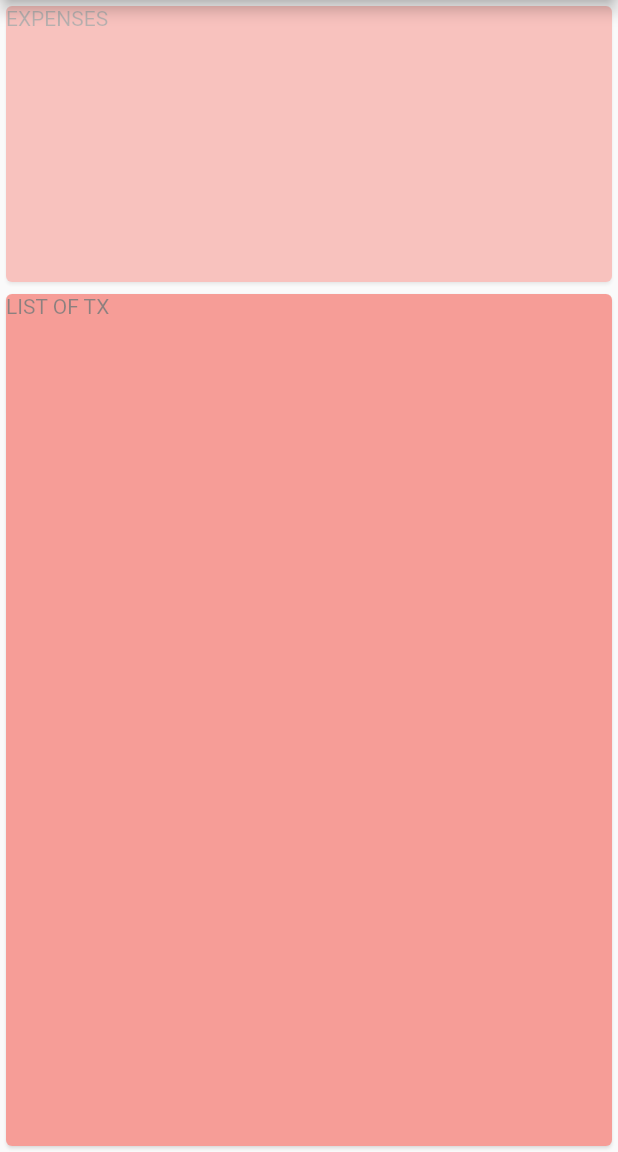
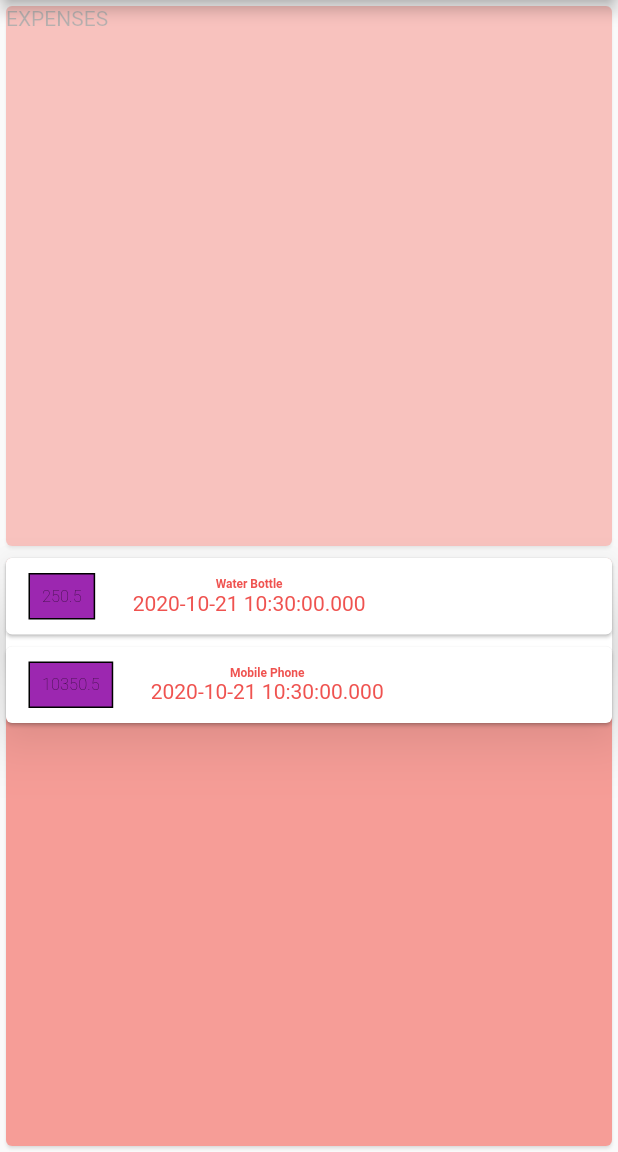
Before and after one commit to Muskan4010/Expense-Tracker, a Flutter app: the screen it shows after launch, on a phone screen of 412 x 824 dp, the part 84-1236 px from its top. Run offline on Flutter 3.47's test engine with Material 2 defaults, Android fonts, the phone set to English and light mode, and no system bars.

Commit message:
more styling

```diff
--- a/lib/main.dart
+++ b/lib/main.dart
@@ -1,3 +1,5 @@
+import 'dart:ui';
+
 import 'package:flutter/material.dart';
 import './transaction.dart';
 
@@ -34,6 +36,10 @@ class _MyHomePageState extends State<MyHomePage> {
     Transaction(
         id: 't2', title: 'Mobile Phone', amount: 10350.50, date: DateTime.now())
   ];
+  void check() {
+    print(DateTime.now());
+  }
+
   @override
   Widget build(BuildContext context) {
     return Scaffold(
@@ -44,6 +50,7 @@ class _MyHomePageState extends State<MyHomePage> {
       body: Column(
         children: [
           Expanded(
+              flex: 3,
               child: Opacity(
                 opacity: 0.3,
                 child: Container(
@@ -53,18 +60,82 @@ class _MyHomePageState extends State<MyHomePage> {
                       child: Text('EXPENSES'),
                     )),
               )),
-          Expanded(
-              flex: 3,
-              child: Opacity(
+          Stack(
+            children: [
+              Opacity(
                 opacity: 0.5,
                 child: Container(
+                  height: 400.0,
                   width: double.infinity,
                   child: Card(
                     color: Colors.red,
                     child: Text('LIST OF TX'),
                   ),
                 ),
-              )),
+              ),
+              Column(children: [
+                Container(
+                  width: double.infinity,
+                  height: 80,
+                  child: Card(
+                    elevation: 20,
+                    color: Colors.redAccent[300],
+                    child: Text(
+                      'LIST OF TX',
+                      style: TextStyle(
+                        fontSize: 50,
+                      ),
+                      textAlign: TextAlign.center,
+                    ),
+                  ),
+                ),
+              ]),
+              Column(
+                children: transaction
+                    .map((tx) => (Card(
+                          child: Row(children: [
+                            Container(
+                              margin: EdgeInsets.symmetric(
+                                  vertical: 10, horizontal: 15),
+                              decoration: BoxDecoration(
+                                  color: Colors.purple, border: Border.all()),
+                              padding: EdgeInsets.all(8),
+                              child: Text(
+                                tx.amount.toString(),
+                                style: TextStyle(
+                                  fontSize: 11,
+                                  fontWeight: FontWeight.w200,
+                                ),
+                              ),
+                            ),
+                            Container(
+                              margin: EdgeInsets.all(10),
+                              child: Column(
+                                mainAxisAlignment: MainAxisAlignment.center,
+                                children: [
+                                  Text(
+                                    tx.title,
+                                    style: TextStyle(
+                                      fontWeight: FontWeight.bold,
+                                      fontSize: 8,
+                                      color: Colors.red[400],
+                                    ),
+                                  ),
+                                  Text(
+                                    tx.date.toString(),
+                                    style: TextStyle(
+                                      color: Colors.red[400],
+                                    ),
+                                  ),
+                                ],
+                              ),
+                            ),
+                          ]),
+                        )))
+                    .toList(),
+              )
+            ],
+          ),
         ],
       ),
     );
```
Lines whose indentation alone changed are shown as unchanged.
